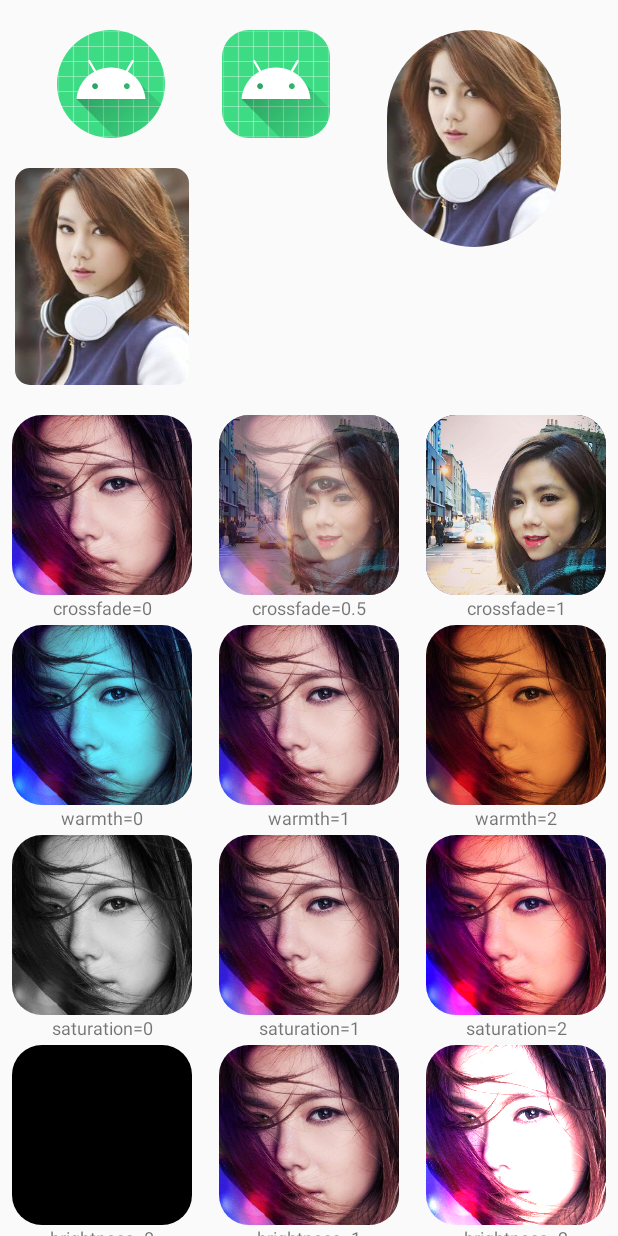
After one commit to wy521angel/ConstraintLayoutTest, an Android app: the layout activity_image.xml on its own in the app's theme, with its tools: preview values and no code run, on a phone screen of 412 x 824 dp. The commit adds this screen. Run offline under Robolectric (Android 15) with nearby library versions, the phone set to English and light mode, and no system bars.

Commit message:
图片圆角以及一些新的属性测试

```diff
--- a/constrainlayout2/src/main/java/com/wy521angel/constrainlayout2/DemoActivity.java
+++ b/constrainlayout2/src/main/java/com/wy521angel/constrainlayout2/DemoActivity.java
@@ -15,6 +15,7 @@ public class DemoActivity extends AppCompatActivity {
     public static int FLOW = 1;
     public static int LAYER = 2;
     public static int HELPER = 3;
+    public static int IMAGE = 4;
 
     @Override
     protected void onCreate(Bundle savedInstanceState) {
@@ -35,6 +36,9 @@ public class DemoActivity extends AppCompatActivity {
                     break;
                 case 3:
                     setContentView(R.layout.activity_constrainthelper);
+                    break;
+                case 4:
+                    setContentView(R.layout.activity_image);
                     break;
                 default:
                     break;
--- a/constrainlayout2/src/main/java/com/wy521angel/constrainlayout2/MainActivity.java
+++ b/constrainlayout2/src/main/java/com/wy521angel/constrainlayout2/MainActivity.java
@@ -10,7 +10,7 @@ import android.widget.ListView;
 public class MainActivity extends ListActivity {
 
 
-    private String[] titles = {"Flow的使用", "Layer的使用", "自定义ConstraintHelper", "Group", "围绕旋转", "点击布局重新排列", "模板功能", "动态替换", "Baseline 对齐"};
+    private String[] titles = {"Flow的使用", "Layer的使用", "自定义ConstraintHelper", "ImageFilterButton与ImageFilterView", "围绕旋转", "点击布局重新排列", "模板功能", "动态替换", "Baseline 对齐"};
 
     @Override
     protected void onCreate(Bundle savedInstanceState) {
@@ -33,9 +33,9 @@ public class MainActivity extends ListActivity {
             case 2:
                 intent.putExtra(DemoActivity.TYPE, DemoActivity.HELPER);
                 break;
-//            case 3:
-//                startActivity(new Intent(this, BarrierActivity.class));
-//                break;
+            case 3:
+                intent.putExtra(DemoActivity.TYPE, DemoActivity.IMAGE);
+                break;
 //            case 4:
 //                startActivity(new Intent(this, CircleConstraintsActivity.class));
 //                break;
--- /dev/null
+++ b/constrainlayout2/src/main/res/layout/activity_image.xml
@@ -0,0 +1,393 @@
+<?xml version="1.0" encoding="utf-8"?>
+
+<ScrollView xmlns:android="http://schemas.android.com/apk/res/android"
+    xmlns:app="http://schemas.android.com/apk/res-auto"
+    xmlns:tools="http://schemas.android.com/tools"
+    android:layout_width="match_parent"
+    android:layout_height="match_parent"
+    android:scrollbars="none">
+
+    <androidx.constraintlayout.widget.ConstraintLayout
+        android:layout_width="match_parent"
+        android:layout_height="wrap_content"
+        android:paddingBottom="20dp">
+
+
+        <androidx.constraintlayout.utils.widget.ImageFilterView
+            android:id="@+id/image1"
+            android:layout_width="wrap_content"
+            android:layout_height="wrap_content"
+            android:layout_marginTop="20dp"
+            android:src="@mipmap/ic_launcher"
+            app:layout_constraintEnd_toStartOf="@id/image2"
+            app:layout_constraintStart_toStartOf="parent"
+            app:layout_constraintTop_toTopOf="parent"
+            app:roundPercent="1" />
+
+        <androidx.constraintlayout.utils.widget.ImageFilterView
+            android:id="@+id/image2"
+            android:layout_width="wrap_content"
+            android:layout_height="wrap_content"
+            android:layout_marginTop="20dp"
+            android:src="@mipmap/ic_launcher"
+            app:layout_constraintEnd_toStartOf="@id/image3"
+            app:layout_constraintStart_toEndOf="@id/image1"
+            app:layout_constraintTop_toTopOf="parent"
+            app:roundPercent="0.5" />
+
+        <androidx.constraintlayout.utils.widget.ImageFilterView
+            android:id="@+id/image3"
+            android:layout_width="wrap_content"
+            android:layout_height="wrap_content"
+            android:layout_marginTop="20dp"
+            android:src="@mipmap/gem"
+            app:layout_constraintEnd_toEndOf="parent"
+            app:layout_constraintStart_toEndOf="@id/image2"
+            app:layout_constraintTop_toTopOf="parent"
+            app:roundPercent="1" />
+
+
+        <androidx.constraintlayout.utils.widget.ImageFilterView
+            android:id="@+id/image4"
+            android:layout_width="wrap_content"
+            android:layout_height="wrap_content"
+            android:layout_marginStart="10dp"
+            android:layout_marginTop="20dp"
+            android:src="@mipmap/gem"
+            app:layout_constraintStart_toStartOf="parent"
+            app:layout_constraintTop_toBottomOf="@id/image1"
+            app:round="10dp" />
+
+        <androidx.constraintlayout.utils.widget.ImageFilterView
+            android:id="@+id/image5"
+            android:layout_width="120dp"
+            android:layout_height="120dp"
+            android:layout_marginTop="20dp"
+            android:src="@mipmap/gem1"
+            app:altSrc="@mipmap/gem2"
+            app:crossfade="0"
+            app:layout_constraintEnd_toStartOf="@id/image6"
+            app:layout_constraintStart_toStartOf="parent"
+            app:layout_constraintTop_toBottomOf="@id/image4"
+            app:overlay="true"
+            app:round="20dp" />
+
+        <TextView
+            android:layout_width="wrap_content"
+            android:layout_height="wrap_content"
+            android:text="crossfade=0"
+            android:textSize="12sp"
+            app:layout_constraintEnd_toEndOf="@id/image5"
+            app:layout_constraintStart_toStartOf="@id/image5"
+            app:layout_constraintTop_toBottomOf="@id/image5" />
+
+        <androidx.constraintlayout.utils.widget.ImageFilterView
+            android:id="@+id/image6"
+            android:layout_width="120dp"
+            android:layout_height="120dp"
+            android:layout_marginStart="10dp"
+            android:layout_marginTop="20dp"
+            android:src="@mipmap/gem1"
+            app:altSrc="@mipmap/gem2"
+            app:crossfade="0.5"
+            app:layout_constraintEnd_toStartOf="@id/image7"
+            app:layout_constraintStart_toEndOf="@id/image5"
+            app:layout_constraintTop_toBottomOf="@id/image4"
+            app:overlay="true"
+            app:round="20dp" />
+
+        <TextView
+            android:layout_width="wrap_content"
+            android:layout_height="wrap_content"
+            android:text="crossfade=0.5"
+            android:textSize="12sp"
+            app:layout_constraintEnd_toEndOf="@id/image6"
+            app:layout_constraintStart_toStartOf="@id/image6"
+            app:layout_constraintTop_toBottomOf="@id/image6" />
+
+        <androidx.constraintlayout.utils.widget.ImageFilterView
+            android:id="@+id/image7"
+            android:layout_width="120dp"
+            android:layout_height="120dp"
+            android:layout_marginStart="10dp"
+            android:layout_marginTop="20dp"
+            android:src="@mipmap/gem1"
+            app:altSrc="@mipmap/gem2"
+            app:crossfade="1"
+            app:layout_constraintEnd_toEndOf="parent"
+            app:layout_constraintStart_toEndOf="@id/image6"
+            app:layout_constraintTop_toBottomOf="@id/image4"
+            app:overlay="true"
+            app:round="20dp" />
+
+        <TextView
+            android:layout_width="wrap_content"
+            android:layout_height="wrap_content"
+            android:text="crossfade=1"
+            android:textSize="12sp"
+            app:layout_constraintEnd_toEndOf="@id/image7"
+            app:layout_constraintStart_toStartOf="@id/image7"
+            app:layout_constraintTop_toBottomOf="@id/image7" />
+
+        <androidx.constraintlayout.utils.widget.ImageFilterView
+            android:id="@+id/image8"
+            android:layout_width="120dp"
+            android:layout_height="120dp"
+            android:layout_marginTop="20dp"
+            android:src="@mipmap/gem1"
+            app:layout_constraintEnd_toStartOf="@id/image9"
+            app:layout_constraintStart_toStartOf="parent"
+            app:layout_constraintTop_toBottomOf="@id/image5"
+            app:round="20dp"
+            app:warmth="0" />
+
+        <TextView
+            android:layout_width="wrap_content"
+            android:layout_height="wrap_content"
+            android:text="warmth=0"
+            android:textSize="12sp"
+            app:layout_constraintEnd_toEndOf="@id/image8"
+            app:layout_constraintStart_toStartOf="@id/image8"
+            app:layout_constraintTop_toBottomOf="@id/image8" />
+
+        <androidx.constraintlayout.utils.widget.ImageFilterView
+            android:id="@+id/image9"
+            android:layout_width="120dp"
+            android:layout_height="120dp"
+            android:layout_marginStart="10dp"
+            android:layout_marginTop="20dp"
+            android:src="@mipmap/gem1"
+            app:layout_constraintEnd_toStartOf="@id/image10"
+            app:layout_constraintStart_toEndOf="@id/image8"
+            app:layout_constraintTop_toBottomOf="@id/image5"
+            app:round="20dp"
+            app:warmth="1" />
+
+        <TextView
+            android:layout_width="wrap_content"
+            android:layout_height="wrap_content"
+            android:text="warmth=1"
+            android:textSize="12sp"
+            app:layout_constraintEnd_toEndOf="@id/image9"
+            app:layout_constraintStart_toStartOf="@id/image9"
+            app:layout_constraintTop_toBottomOf="@id/image9" />
+
+        <androidx.constraintlayout.utils.widget.ImageFilterView
+            android:id="@+id/image10"
+            android:layout_width="120dp"
+            android:layout_height="120dp"
+            android:layout_marginStart="10dp"
+            android:layout_marginTop="20dp"
+            android:src="@mipmap/gem1"
+            app:layout_constraintEnd_toEndOf="parent"
+            app:layout_constraintStart_toEndOf="@id/image9"
+            app:layout_constraintTop_toBottomOf="@id/image5"
+            app:round="20dp"
+            app:warmth="2" />
+
+        <TextView
+            android:layout_width="wrap_content"
+            android:layout_height="wrap_content"
+            android:text="warmth=2"
+            android:textSize="12sp"
+            app:layout_constraintEnd_toEndOf="@id/image10"
+            app:layout_constraintStart_toStartOf="@id/image10"
+            app:layout_constraintTop_toBottomOf="@id/image10" />
+
+        <androidx.constraintlayout.utils.widget.ImageFilterView
+            android:id="@+id/image11"
+            android:layout_width="120dp"
+            android:layout_height="120dp"
+            android:layout_marginTop="20dp"
+            android:src="@mipmap/gem1"
+            app:layout_constraintEnd_toStartOf="@id/image12"
+            app:layout_constraintStart_toStartOf="parent"
+            app:layout_constraintTop_toBottomOf="@id/image8"
+            app:round="20dp"
+            app:saturation="0" />
+
+        <TextView
+            android:layout_width="wrap_content"
+            android:layout_height="wrap_content"
+            android:text="saturation=0"
+            android:textSize="12sp"
+            app:layout_constraintEnd_toEndOf="@id/image11"
+            app:layout_constraintStart_toStartOf="@id/image11"
+            app:layout_constraintTop_toBottomOf="@id/image11" />
+
+        <androidx.constraintlayout.utils.widget.ImageFilterView
+            android:id="@+id/image12"
+            android:layout_width="120dp"
+            android:layout_height="120dp"
+            android:layout_marginStart="10dp"
+            android:layout_marginTop="20dp"
+            android:src="@mipmap/gem1"
+            app:layout_constraintEnd_toStartOf="@id/image13"
+            app:layout_constraintStart_toEndOf="@id/image11"
+            app:layout_constraintTop_toBottomOf="@id/image8"
+            app:round="20dp"
+            app:saturation="1" />
+
+        <TextView
+            android:layout_width="wrap_content"
+            android:layout_height="wrap_content"
+            android:text="saturation=1"
+            android:textSize="12sp"
+            app:layout_constraintEnd_toEndOf="@id/image12"
+            app:layout_constraintStart_toStartOf="@id/image12"
+            app:layout_constraintTop_toBottomOf="@id/image12" />
+
+        <androidx.constraintlayout.utils.widget.ImageFilterView
+            android:id="@+id/image13"
+            android:layout_width="120dp"
+            android:layout_height="120dp"
+            android:layout_marginStart="10dp"
+            android:layout_marginTop="20dp"
+            android:src="@mipmap/gem1"
+            app:layout_constraintEnd_toEndOf="parent"
+            app:layout_constraintStart_toEndOf="@id/image12"
+            app:layout_constraintTop_toBottomOf="@id/image8"
+            app:round="20dp"
+            app:saturation="2" />
+
+        <TextView
+            android:layout_width="wrap_content"
+            android:layout_height="wrap_content"
+            android:text="saturation=2"
+            android:textSize="12sp"
+            app:layout_constraintEnd_toEndOf="@id/image13"
+            app:layout_constraintStart_toStartOf="@id/image13"
+            app:layout_constraintTop_toBottomOf="@id/image13" />
+
+        <androidx.constraintlayout.utils.widget.ImageFilterView
+            android:id="@+id/image14"
+            android:layout_width="120dp"
+            android:layout_height="120dp"
+            android:layout_marginTop="20dp"
+            android:src="@mipmap/gem1"
+            app:brightness="0"
+            app:layout_constraintEnd_toStartOf="@id/image15"
+            app:layout_constraintStart_toStartOf="parent"
+            app:layout_constraintTop_toBottomOf="@id/image11"
+            app:round="20dp" />
+
+        <TextView
+            android:layout_width="wrap_content"
+            android:layout_height="wrap_content"
+            android:text="brightness=0"
+            android:textSize="12sp"
+            app:layout_constraintEnd_toEndOf="@id/image14"
+            app:layout_constraintStart_toStartOf="@id/image14"
+            app:layout_constraintTop_toBottomOf="@id/image14" />
+
+        <androidx.constraintlayout.utils.widget.ImageFilterView
+            android:id="@+id/image15"
+            android:layout_width="120dp"
+            android:layout_height="120dp"
+            android:layout_marginStart="10dp"
+            android:layout_marginTop="20dp"
+            android:src="@mipmap/gem1"
+            app:brightness="1"
+            app:layout_constraintEnd_toStartOf="@id/image16"
+            app:layout_constraintStart_toEndOf="@id/image14"
+            app:layout_constraintTop_toBottomOf="@id/image11"
+            app:round="20dp" />
+
+        <TextView
+            android:layout_width="wrap_content"
+            android:layout_height="wrap_content"
+            android:text="brightness=1"
+            android:textSize="12sp"
+            app:layout_constraintEnd_toEndOf="@id/image15"
+            app:layout_constraintStart_toStartOf="@id/image15"
+            app:layout_constraintTop_toBottomOf="@id/image15" />
+
+        <androidx.constraintlayout.utils.widget.ImageFilterView
+            android:id="@+id/image16"
+            android:layout_width="120dp"
+            android:layout_height="120dp"
+            android:layout_marginStart="10dp"
+            android:layout_marginTop="20dp"
+            android:src="@mipmap/gem1"
+            app:brightness="2"
+            app:layout_constraintEnd_toEndOf="parent"
+            app:layout_constraintStart_toEndOf="@id/image15"
+            app:layout_constraintTop_toBottomOf="@id/image11"
+            app:round="20dp" />
+
+        <TextView
+            android:layout_width="wrap_content"
+            android:layout_height="wrap_content"
+            android:text="brightness=2"
+            android:textSize="12sp"
+            app:layout_constraintEnd_toEndOf="@id/image16"
+            app:layout_constraintStart_toStartOf="@id/image16"
+            app:layout_constraintTop_toBottomOf="@id/image16" />
+
+        <androidx.constraintlayout.utils.widget.ImageFilterView
+            android:id="@+id/image17"
+            android:layout_width="120dp"
+            android:layout_height="120dp"
+            android:layout_marginTop="20dp"
+            android:src="@mipmap/gem1"
+            app:contrast="0"
+            app:layout_constraintEnd_toStartOf="@id/image18"
+            app:layout_constraintStart_toStartOf="parent"
+            app:layout_constraintTop_toBottomOf="@id/image14"
+            app:round="20dp" />
+
+        <TextView
+            android:layout_width="wrap_content"
+            android:layout_height="wrap_content"
+            android:text="contrast=0"
+            android:textSize="12sp"
+            app:layout_constraintEnd_toEndOf="@id/image17"
+            app:layout_constraintStart_toStartOf="@id/image17"
+            app:layout_constraintTop_toBottomOf="@id/image17" />
+
+        <androidx.constraintlayout.utils.widget.ImageFilterView
+            android:id="@+id/image18"
+            android:layout_width="120dp"
+            android:layout_height="120dp"
+            android:layout_marginStart="10dp"
+            android:layout_marginTop="20dp"
+            android:src="@mipmap/gem1"
+            app:contrast="1"
+            app:layout_constraintEnd_toStartOf="@id/image19"
+            app:layout_constraintStart_toEndOf="@id/image17"
+            app:layout_constraintTop_toBottomOf="@id/image14"
+            app:round="20dp" />
+
+        <TextView
+            android:layout_width="wrap_content"
+            android:layout_height="wrap_content"
+            android:text="contrast=1"
+            android:textSize="12sp"
+            app:layout_constraintEnd_toEndOf="@id/image18"
+            app:layout_constraintStart_toStartOf="@id/image18"
+            app:layout_constraintTop_toBottomOf="@id/image18" />
+
+        <androidx.constraintlayout.utils.widget.ImageFilterView
+            android:id="@+id/image19"
+            android:layout_width="120dp"
+            android:layout_height="120dp"
+            android:layout_marginStart="10dp"
+            android:layout_marginTop="20dp"
+            android:src="@mipmap/gem1"
+            app:contrast="2"
+            app:layout_constraintEnd_toEndOf="parent"
+            app:layout_constraintStart_toEndOf="@id/image18"
+            app:layout_constraintTop_toBottomOf="@id/image15"
+            app:round="20dp" />
+
+        <TextView
+            android:layout_width="wrap_content"
+            android:layout_height="wrap_content"
+            android:text="contrast=2"
+            android:textSize="12sp"
+            app:layout_constraintEnd_toEndOf="@id/image19"
+            app:layout_constraintStart_toStartOf="@id/image19"
+            app:layout_constraintTop_toBottomOf="@id/image19" />
+
+    </androidx.constraintlayout.widget.ConstraintLayout>
+</ScrollView>
```
Also changed, not shown: constrainlayout2/src/main/res/mipmap-xxhdpi/gem.png (added), constrainlayout2/src/main/res/mipmap-xxhdpi/gem1.png (added), constrainlayout2/src/main/res/mipmap-xxhdpi/gem2.png (added).
